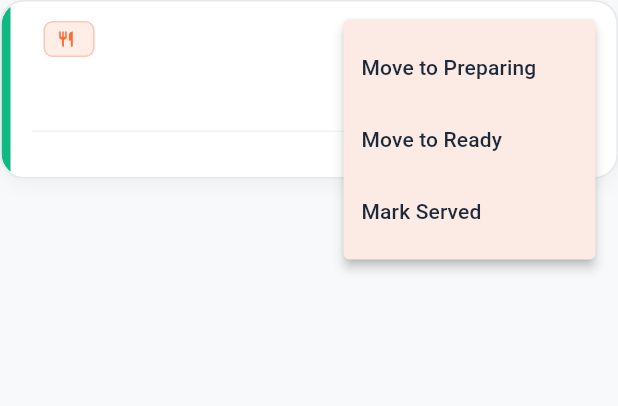
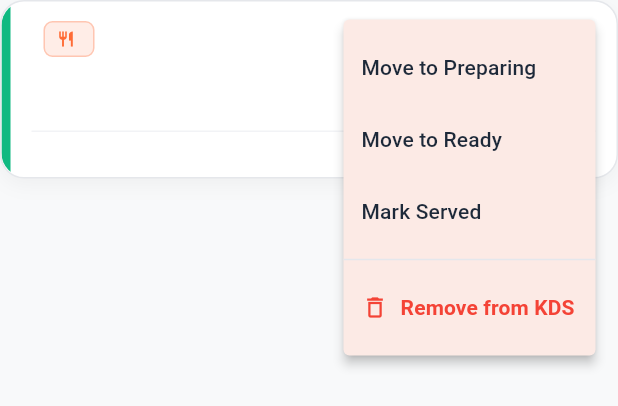
Before and after one commit to akhan110/foodie_pos, a Flutter app: the KdsTicketCard widget shown alone on an empty page, opened directly with empty values, after a tap on the "more vert" icon, on a phone screen of 412 x 824 dp. Shown: the top 406 px of the screen. Run offline on Flutter 3.47's test engine with Material 3 defaults, Android fonts, the phone set to English and light mode, and no system bars; our stand-ins replace audioplayers, dio, file_picker, flutter_easyloading, flutter_svg, get and 4 more; accounts and stored records are empty; network calls fail; project files that could hold a hidden picture were left out.

Commit message:
feat(kds): add option to remove order from kitchen display with confirmation dialog

```diff
--- a/lib/modules/kds/widgets/kds_ticket_card.dart
+++ b/lib/modules/kds/widgets/kds_ticket_card.dart
@@ -147,6 +147,7 @@ class KdsTicketCard extends StatelessWidget {
                                       if (action == 'preparing') controller.startCooking(order);
                                       if (action == 'ready') controller.markReady(order);
                                       if (action == 'served') controller.markServed(order);
+                                      if (action == 'remove') controller.promptRemoveOrder(context, order);
                                     },
                                     itemBuilder: (context) => [
                                       if (!isPreparing)
@@ -162,6 +163,23 @@ class KdsTicketCard extends StatelessWidget {
                                       const PopupMenuItem(
                                         value: 'served',
                                         child: Text('Mark Served'),
+                                      ),
+                                      const PopupMenuDivider(),
+                                      const PopupMenuItem(
+                                        value: 'remove',
+                                        child: Row(
+                                          children: [
+                                             Icon(Icons.delete_outline, color: Colors.red, size: 18),
+                                             SizedBox(width: 8),
+                                             Text(
+                                               'Remove from KDS',
+                                               style: TextStyle(
+                                                 color: Colors.red,
+                                                 fontWeight: FontWeight.w600,
+                                               ),
+                                             ),
+                                          ],
+                                        ),
                                       ),
                                     ],
                                   ),
@@ -269,15 +287,13 @@ class KdsTicketCard extends StatelessWidget {
                         const SizedBox(height: 10),
                       ],
 
-                      // STAGE ACTION BUTTON
+                      // STAGE ACTION BUTTON + REMOVE BUTTON
                       Obx(() {
                         final isUpdating = controller.updatingOrderIds.contains(order.id);
 
+                        Widget actionBtn;
                         if (isNew) {
-                          return SizedBox(
-                            width: double.infinity,
-                            height: 38,
-                            child: ElevatedButton.icon(
+                          actionBtn = ElevatedButton.icon(
                             onPressed: isUpdating ? null : () => controller.startCooking(order),
                             icon: isUpdating
                                 ? const SizedBox(
@@ -296,15 +312,9 @@ class KdsTicketCard extends StatelessWidget {
                               shape: RoundedRectangleBorder(borderRadius: BorderRadius.circular(10)),
                               elevation: 0,
                             ),
-                            ),
                           );
                         } else if (isPreparing) {
-                          return Row(
-                            children: [
-                              Expanded(
-                                child: SizedBox(
-                                  height: 38,
-                                  child: OutlinedButton.icon(
+                          actionBtn = OutlinedButton.icon(
                             onPressed: isUpdating ? null : () => controller.markReady(order),
                             icon: isUpdating
                                 ? SizedBox(
@@ -328,16 +338,9 @@ class KdsTicketCard extends StatelessWidget {
                               ),
                               shape: RoundedRectangleBorder(borderRadius: BorderRadius.circular(10)),
                             ),
-                                  ),
-                                ),
-                              ),
-                            ],
                           );
                         } else if (isReady) {
-                          return SizedBox(
-                            width: double.infinity,
-                            height: 38,
-                            child: ElevatedButton.icon(
+                          actionBtn = ElevatedButton.icon(
                             onPressed: isUpdating ? null : () => controller.markServed(order),
                             icon: isUpdating
                                 ? const SizedBox(
@@ -356,10 +359,45 @@ class KdsTicketCard extends StatelessWidget {
                               shape: RoundedRectangleBorder(borderRadius: BorderRadius.circular(10)),
                               elevation: 0,
                             ),
+                          );
+                        } else {
+                          return const SizedBox.shrink();
+                        }
+
+                        return Row(
+                          children: [
+                            Expanded(
+                              child: SizedBox(
+                                height: 38,
+                                child: actionBtn,
                               ),
+                            ),
+                            const SizedBox(width: 8),
+                            Tooltip(
+                              message: 'Remove from KDS',
+                              child: InkWell(
+                                onTap: isUpdating ? null : () => controller.promptRemoveOrder(context, order),
+                                borderRadius: BorderRadius.circular(10),
+                                child: Container(
+                                  width: 38,
+                                  height: 38,
+                                  decoration: BoxDecoration(
+                                    color: colors.surfaceContainerHighest,
+                                    borderRadius: BorderRadius.circular(10),
+                                    border: Border.all(
+                                      color: theme.dividerColor.withValues(alpha: 0.6),
+                                    ),
+                                  ),
+                                  child: const Icon(
+                                    Icons.delete_outline_rounded,
+                                    size: 19,
+                                    color: Colors.redAccent,
+                                  ),
+                                ),
+                              ),
+                            ),
+                          ],
                         );
-                        }
-                        return const SizedBox.shrink();
                       }),
                     ],
                   ),
```
Also changed, not shown: lib/modules/kds/controllers/kds_controller.dart (+87 -0 lines). Lines whose indentation alone changed are shown as unchanged.
